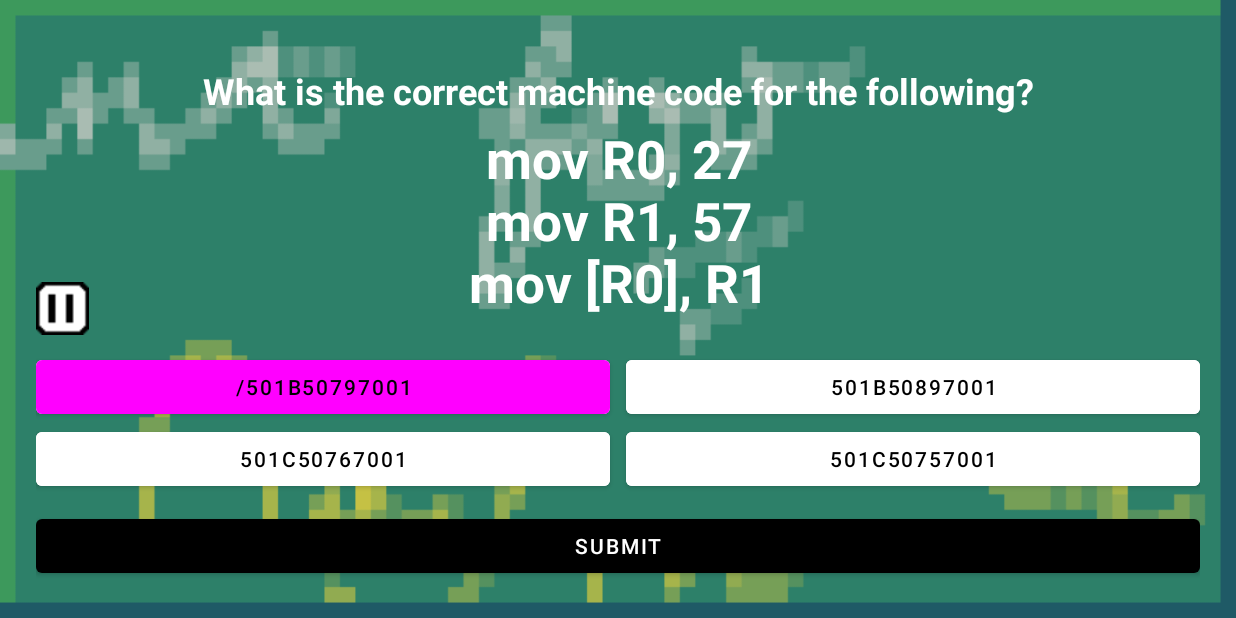
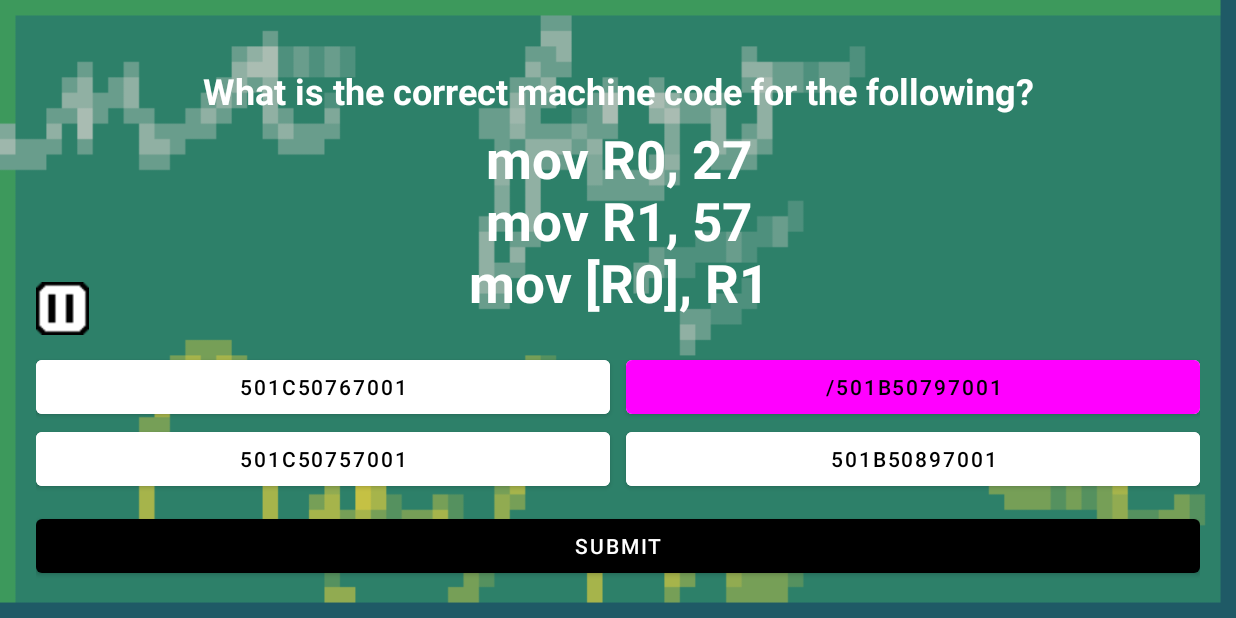
Before and after one commit to mircleat/Game2D, an Android app: the ChalkActivity screen opened directly, with no data from a screen before it, after a tap on "/501B50797001", on a phone screen of 824 x 412 dp (held sideways). Run offline under Robolectric (Android 15) with nearby library versions, the phone set to English and light mode, and no system bars; Roboto replaces fonts that are not available here; 3 other taps on this screen came first.

Commit message:
Documented for ChalkActivity and fixed transitions from ChalkGameActivity to ChalkResult Activity

```diff
--- a/app/src/main/java/com/example/game2d/ChalkActivity.java
+++ b/app/src/main/java/com/example/game2d/ChalkActivity.java
@@ -147,15 +147,15 @@ public class ChalkActivity extends AppCompatActivity implements View.OnClickList
                 MediaPlayer wrongSound = MediaPlayer.create(this, R.raw.wrong);
                 wrongSound.start();
                 selectedAnswer = "";
-                Log.d("QUESTION", "selectedAnswer clear");
+                        Log.d("QUESTION", "selectedAnswer clear");
                 totalWrong++;
-                Log.d("QUESTION", "totalWrong++");
+                        Log.d("QUESTION", "totalWrong++");
                 currentQuestionIndex++;
                 Intent spawnGame = new Intent(getApplicationContext(), QuizToChalkActivity.class);
-                spawnGame.addFlags(Intent.FLAG_ACTIVITY_NEW_TASK | Intent.FLAG_ACTIVITY_REORDER_TO_FRONT);
+                spawnGame.addFlags(Intent.FLAG_ACTIVITY_REORDER_TO_FRONT);
                 spawnGame.putExtra("QuestionCount", currentQuestionIndex);
-                Log.d("QUESTION", "Starting chalk game...");
-                getApplicationContext().startActivity(spawnGame);
+                        Log.d("QUESTION", "Starting chalk game...");
+                startActivity(spawnGame);
                 loadNewQuestion();
             }
         } else {
@@ -177,16 +177,33 @@ public class ChalkActivity extends AppCompatActivity implements View.OnClickList
 
         questionTextView.setText(ChalkQuestionAnswer.question[currentQuestionIndex]);
 
-        int[] randomized = randomizeOrders();
+        // Randomize orders of choices displayed
+        int[] orders = new int[]{0, 1, 2, 3};
+        // Randomize orders[]
+        Random rand = new Random();
 
-        ansA.setText(ChalkQuestionAnswer.choices[currentQuestionIndex][randomized[0]]);
-        ansB.setText(ChalkQuestionAnswer.choices[currentQuestionIndex][randomized[1]]);
-        ansC.setText(ChalkQuestionAnswer.choices[currentQuestionIndex][randomized[2]]);
-        ansD.setText(ChalkQuestionAnswer.choices[currentQuestionIndex][randomized[3]]);
-        /*ansA.setText(ChalkQuestionAnswer.choices[currentQuestionIndex][0]);
+        for (int i = 0; i < orders.length; i++) {
+            // Switch i and randomIndexToSwap
+            int randomIndexToSwap = rand.nextInt(orders.length);
+
+            // temp vars to store element at randomIndex
+            int tempOrder = orders[randomIndexToSwap];
+
+            // element at randomIndex is now element at i (2 i duplicates)
+            orders[randomIndexToSwap] = orders[i];
+
+            // element at i is now element at randomIndex (via temp vars)
+            orders[i] = tempOrder;
+        }
+
+        /*ansA.setText(ChalkQuestionAnswer.choices[currentQuestionIndex][orders[0]]);
+        ansB.setText(ChalkQuestionAnswer.choices[currentQuestionIndex][orders[1]]);
+        ansC.setText(ChalkQuestionAnswer.choices[currentQuestionIndex][orders[2]]);
+        ansD.setText(ChalkQuestionAnswer.choices[currentQuestionIndex][orders[3]]);*/
+        ansA.setText(ChalkQuestionAnswer.choices[currentQuestionIndex][0]);
         ansB.setText(ChalkQuestionAnswer.choices[currentQuestionIndex][1]);
         ansC.setText(ChalkQuestionAnswer.choices[currentQuestionIndex][2]);
-        ansD.setText(ChalkQuestionAnswer.choices[currentQuestionIndex][3]);*/
+        ansD.setText(ChalkQuestionAnswer.choices[currentQuestionIndex][3]);
     }
 
     void finishQuiz(){
@@ -203,28 +220,6 @@ public class ChalkActivity extends AppCompatActivity implements View.OnClickList
         finish();
     }
 
-    public int[] randomizeOrders() {
-        int[] randomized = { 0, 1, 2, 3 };
-
-        // Randomize orders[]
-        Random rand = new Random();
-
-        for (int i = 0; i < randomized.length; i++) {
-            // Switch i and randomIndexToSwap
-            int randomIndexToSwap = rand.nextInt(randomized.length);
-
-            // temp vars to store element at randomIndex
-            int tempOrder = randomized[randomIndexToSwap];
-
-            // element at randomIndex is now element at i (2 i duplicates)
-            randomized[randomIndexToSwap] = randomized[i];
-
-            // element at i is now element at randomIndex (via temp vars)
-            randomized[i] = tempOrder;
-        }
-
-        return randomized;
-    }
     protected void onPause() {
         super.onPause();
         backgroundMusic.stop();
--- a/app/src/main/java/com/example/game2d/QuizToChalkActivity.java
+++ b/app/src/main/java/com/example/game2d/QuizToChalkActivity.java
@@ -3,6 +3,7 @@ package com.example.game2d;
 import androidx.appcompat.app.AppCompatActivity;
 
 import android.content.Intent;
+import android.content.SharedPreferences;
 import android.os.Bundle;
 import android.view.View;
 import android.view.Window;
@@ -11,6 +12,7 @@ import android.widget.Button;
 
 public class QuizToChalkActivity extends AppCompatActivity {
     private Button resButton;
+
 
     @Override
     protected void onCreate(Bundle savedInstanceState) {
@@ -27,7 +29,7 @@ public class QuizToChalkActivity extends AppCompatActivity {
         resButton.setOnClickListener(new View.OnClickListener() {
             @Override
             public void onClick(View view) {
-                Intent Chalktrns = new Intent(QuizToChalkActivity.this,ChalkGameActivity.class);
+                Intent Chalktrns = new Intent(QuizToChalkActivity.this, ChalkGameActivity.class);
                 Chalktrns.addFlags(Intent.FLAG_ACTIVITY_REORDER_TO_FRONT);
                 startActivity(Chalktrns);
             }
--- a/app/src/main/res/layout/activity_chalk_to_quiz.xml
+++ b/app/src/main/res/layout/activity_chalk_to_quiz.xml
@@ -47,7 +47,7 @@
             android:layout_marginTop="10dp"
             android:layout_marginEnd="20dp"
 
-            android:text="Get ready for more questions now!"
+            android:text="Click the button below to continue!"
             android:textSize="18sp" />
 
         <Button
```
Also changed, not shown: app/src/main/java/com/example/game2d/ChalkGameClass.java (+15 -22 lines), app/src/main/java/com/example/game2d/ChalkToQuizActivity.java (+18 -4 lines).
